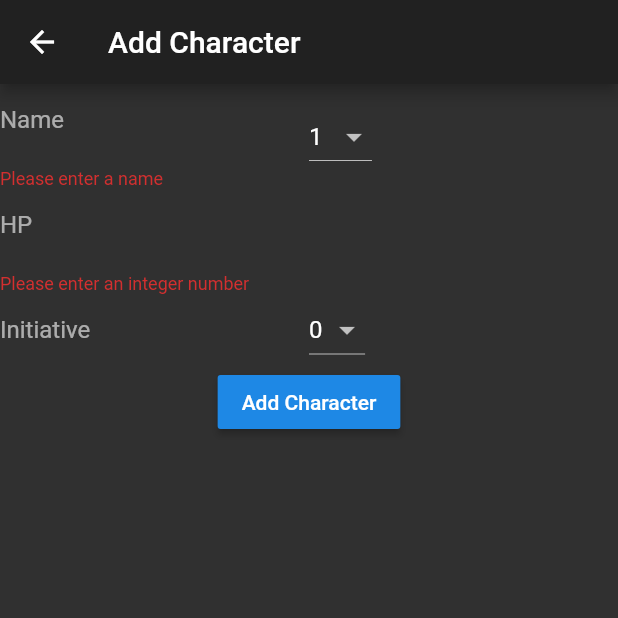
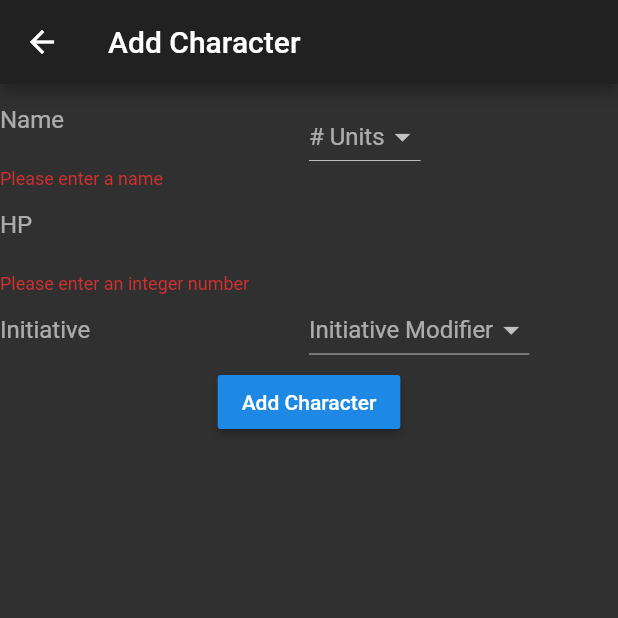
Before and after one commit to tsonnen/InitiativeTracker, a Flutter app: the AddCharacterPage screen opened directly, after a tap on "Add Character", on a phone screen of 412 x 824 dp, the top half of it. Run offline on Flutter 3.47's test engine with Material 2 defaults, Android fonts, the phone set to English and light mode, and no system bars; our stand-ins replace dynamic_theme, flutter_markdown, shared_preferences; missing offline and left inert: preferences; accounts and stored records are empty.

Commit message:
Add hints for dropdowns

```diff
--- a/lib/screens/add_character.dart
+++ b/lib/screens/add_character.dart
@@ -16,8 +16,10 @@ class AddCharacterPageState extends State<AddCharacterPage> {
   final TextEditingController nameController = TextEditingController();
   final TextEditingController hpController = TextEditingController();
   final TextEditingController initController = TextEditingController();
-  int _number = 1;
-  int _initMod = 0;
+  final TextEditingController noteController = TextEditingController();
+
+  int _number;
+  int _initMod;
 
   final _formKey = GlobalKey<FormState>();
 
@@ -28,8 +30,6 @@ class AddCharacterPageState extends State<AddCharacterPage> {
 
   @override
   Widget build(BuildContext context) {
-    bool _rollInit = true;
-
     return Scaffold(
       appBar: AppBar(
         title: Text('Add Character'),
@@ -58,6 +58,7 @@ class AddCharacterPageState extends State<AddCharacterPage> {
                   Flexible(
                     child: DropdownButton(
                       value: _number,
+                      hint: new Text("# Units"),
                       items: new List<DropdownMenuItem<int>>.generate(
                           20,
                           (i) => new DropdownMenuItem(
@@ -97,9 +98,6 @@ class AddCharacterPageState extends State<AddCharacterPage> {
                       ),
                       keyboardType: TextInputType.number,
                       controller: initController,
-                      onFieldSubmitted: (value) {
-                        _rollInit = !value.isNotEmpty;
-                      },
                       validator: (value) {
                         if (value.isNotEmpty && !isNumeric(value)) {
                           return "Please enter an integer number";
@@ -111,8 +109,7 @@ class AddCharacterPageState extends State<AddCharacterPage> {
                   Flexible(
                     child: DropdownButton(
                       value: _initMod,
-                      disabledHint:
-                          new Text("To Auto roll initiative, leave text blank"),
+                      hint: new Text("Initiative Modifier"),
                       items: new List<DropdownMenuItem<int>>.generate(
                           11,
                           (i) => new DropdownMenuItem(
@@ -126,20 +123,22 @@ class AddCharacterPageState extends State<AddCharacterPage> {
                   ),
                 ],
               ),
+              Row(),
               new ScopedModelDescendant<CharacterListModel>(
                 builder: (context, child, model) => RaisedButton(
                   child: Text('Add Character'),
                   onPressed: () {
                     if (_formKey.currentState.validate()) {
-                      for (int i = 1; i <= _number; i++) {
+                      for (int i = 1; i <= (_number ?? 1); i++) {
                         Character character = Character(
                             nameController.text +
-                                (_number > 1 ? " " + i.toString() : ""),
+                                ((_number ?? 1) > 1 ? " " + i.toString() : ""),
                             int.parse(hpController.text),
                             initController.text != ""
                                 ? int.parse(initController.text)
                                 : rollDice(PreferenceManger.getNumberDice(),
-                                    PreferenceManger.getNumberSides()) + _initMod);
+                                            PreferenceManger.getNumberSides()) +
+                                        (_initMod ?? 0));
                         model.addCharacter(character);
                       }
 
```
